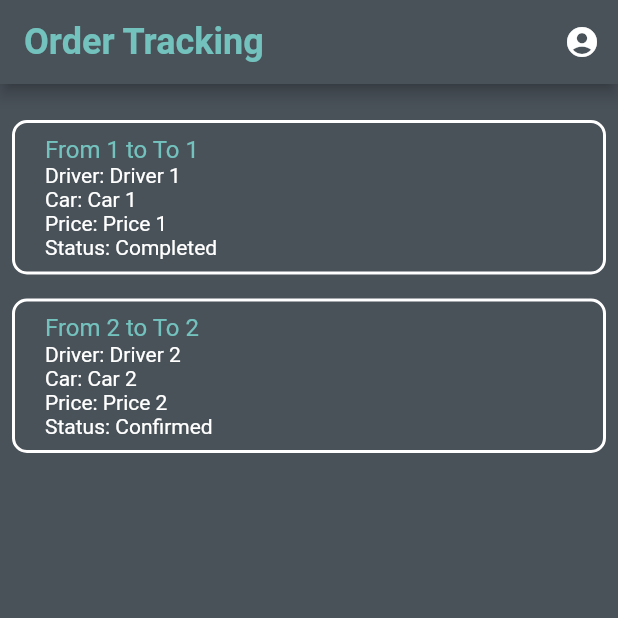
After one commit to aGayar30/Flutter_Carppool_project, a Flutter app: the OrderTrackingPage screen opened directly, on a phone screen of 412 x 824 dp, the top half of it. The commit adds this screen. Run offline on Flutter 3.47's test engine with Material 2 defaults, Android fonts, the phone set to English and light mode, and no system bars; our stand-ins replace firebase_auth, firebase_core; accounts and stored records are empty.

Commit message:
order tracking

```diff
--- /dev/null
+++ b/lib/OrderTracking.dart
@@ -0,0 +1,127 @@
+import 'package:flutter/material.dart';
+import 'Profile.dart'; // Make sure to import your auth.dart file
+
+class OrderTrackingPage extends StatelessWidget {
+
+  @override
+  Widget build(BuildContext context) {
+    return Scaffold(
+      backgroundColor: Color(0xFF495159),
+      appBar: AppBar(
+        title: Text(
+          'Order Tracking',
+          style: TextStyle(
+            fontSize: 24.0,
+            fontWeight: FontWeight.bold,
+            color: Color(0xFF73C2BE),
+          ),
+        ),
+        backgroundColor: Color(0xFF495159),
+        actions: [
+          IconButton(
+            icon: Icon(Icons.account_circle),
+            onPressed: ()  {
+              Navigator.pushReplacement(context, MaterialPageRoute(builder: (context) => ProfilePage()));
+            },
+          ),
+        ],
+      ),
+      body: Column(
+        children: [
+          Padding(
+            padding: const EdgeInsets.all(8.0),
+            child: Row(
+              mainAxisAlignment: MainAxisAlignment.end,
+
+            ),
+          ),
+          Expanded(
+            child: ListView(
+              children: [
+                RideCard(
+                  from: 'From 1',
+                  to: 'To 1',
+                  driverName: 'Driver 1',
+                  car: 'Car 1',
+                  price: 'Price 1',
+                  status: 'Completed', // Hardcoded status
+                ),
+                RideCard(
+                  from: 'From 2',
+                  to: 'To 2',
+                  driverName: 'Driver 2',
+                  car: 'Car 2',
+                  price: 'Price 2',
+                  status: 'Confirmed', // Hardcoded status
+                ),
+              ],
+            ),
+          ),
+        ],
+      ),
+    );
+  }
+}
+
+class RideCard extends StatelessWidget {
+  final String from;
+  final String to;
+  final String driverName;
+  final String car;
+  final String price;
+  final String status;
+
+  RideCard({
+    required this.from,
+    required this.to,
+    required this.driverName,
+    required this.car,
+    required this.price,
+    required this.status,
+  });
+
+  @override
+  Widget build(BuildContext context) {
+    return Container(
+      margin: EdgeInsets.all(8.0),
+      decoration: BoxDecoration(
+        border: Border.all(
+          color: Colors.white,
+          width: 2.0,
+        ),
+        borderRadius: BorderRadius.circular(10.0),
+      ),
+      child: Card(
+        elevation: 0,
+        color: Color(0xC0FDFB),
+        child: ListTile(
+          title: Text(
+            '$from to $to',
+            style: TextStyle(color: Color(0xFF73C2BE)),
+          ),
+          subtitle: Column(
+            crossAxisAlignment: CrossAxisAlignment.start,
+            children: [
+              Text(
+                'Driver: $driverName',
+                style: TextStyle(color: Colors.white),
+              ),
+              Text(
+                'Car: $car',
+                style: TextStyle(color: Colors.white),
+              ),
+              Text(
+                'Price: $price',
+                style: TextStyle(color: Colors.white),
+              ),
+              Text(
+                'Status: $status',
+                style: TextStyle(color: Colors.white),
+              ),
+            ],
+          ),
+        ),
+      ),
+    );
+  }
+}
--- a/lib/Profile.dart
+++ b/lib/Profile.dart
@@ -35,9 +35,14 @@ class ProfilePage extends StatelessWidget {
           crossAxisAlignment: CrossAxisAlignment.start,
           children: [
             SizedBox(height: 26.0),
+            IconButton  (icon: Icon(Icons.account_circle_sharp, size: 70), onPressed: (){
+              //nothing
+            }
+            ),
+            SizedBox(height: 26.0),
             Text(
               'Name: John Doe',
-              style: TextStyle(fontSize: 20,color: Colors.white),
+              style: TextStyle(fontSize: 26,color: Colors.white),
             ),
             Text(
               'Age: 25',
@@ -49,7 +54,7 @@ class ProfilePage extends StatelessWidget {
             ),
             Text(
               'Address: 123 Main St, City',
-              style: TextStyle(fontSize: 28,color: Colors.white),
+              style: TextStyle(fontSize: 20,color: Colors.white),
             ),
             SizedBox(height: 16.0),
           ],
--- a/lib/home.dart
+++ b/lib/home.dart
@@ -1,5 +1,6 @@
 import 'package:flutter/material.dart';
 import 'package:my_project/Profile.dart';
+import 'OrderTracking.dart';
 
 class HomeScreen extends StatelessWidget {
 
@@ -17,7 +18,7 @@ class HomeScreen extends StatelessWidget {
         backgroundColor: Color(0xFF495159), // Match the login page color
         actions: [
           IconButton(
-            icon: Icon(Icons.person),color: Color(0xFF73C2BE),
+            icon: Icon(Icons.account_circle),color: Color(0xFF73C2BE),
             onPressed: () {
               // Navigate to the user's profile page
               Navigator.pushReplacement(context, MaterialPageRoute(builder: (context) => ProfilePage()));
@@ -92,7 +93,7 @@ class HomeScreen extends StatelessWidget {
           FloatingActionButton(
             onPressed: () {
               // Navigate to order tracking page
-              // Navigator.push(context, MaterialPageRoute(builder: (context) => OrderTrackingPage()));
+              Navigator.pushReplacement(context, MaterialPageRoute(builder: (context) => OrderTrackingPage()));
             },
             child: Icon(Icons.history),
             tooltip: 'Order Tracking',
```
